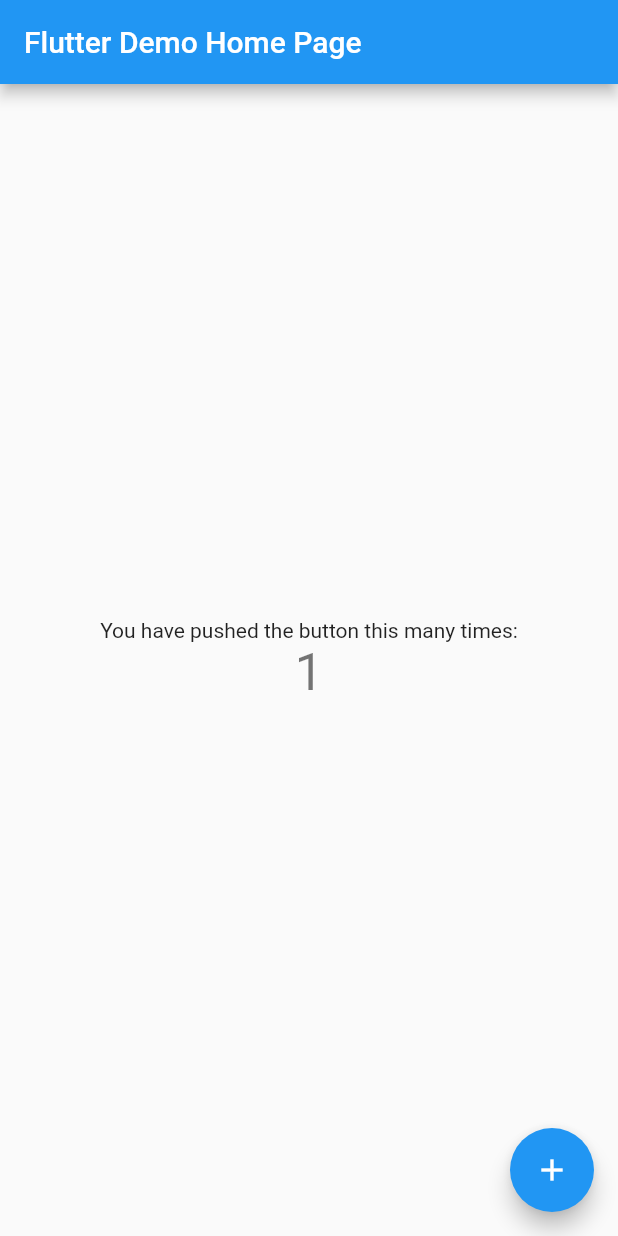
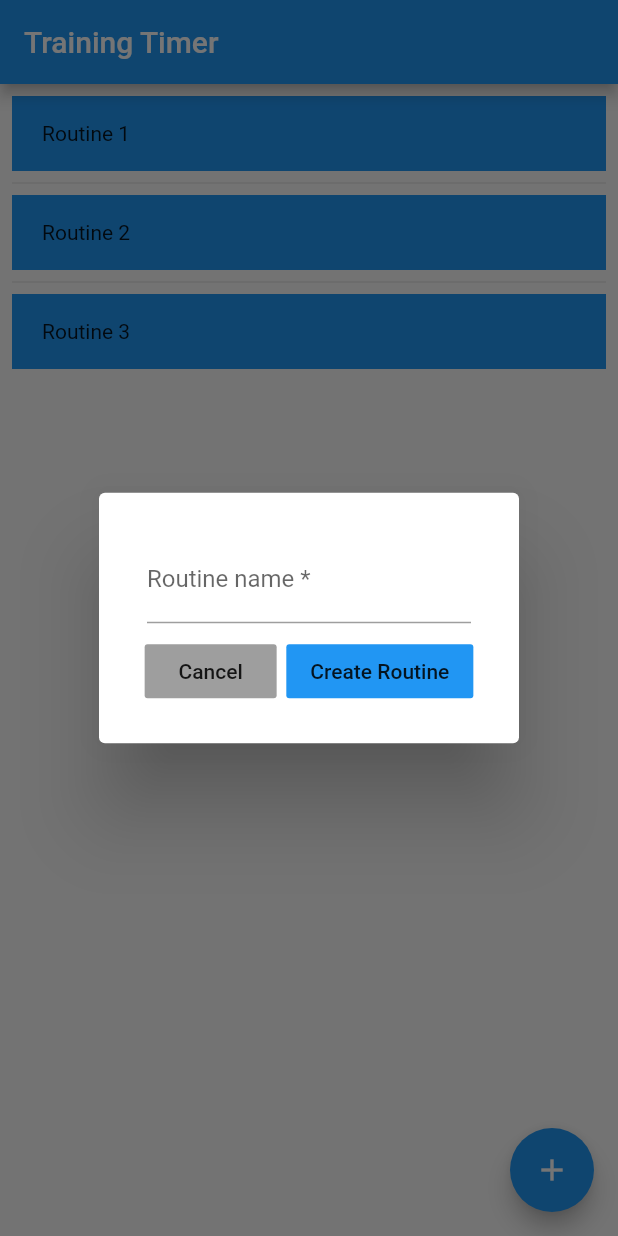
Before and after one commit to kianazig/Mobile-Development, a Flutter app: the MyHomePage screen opened directly, after a tap on the "add" icon, on a phone screen of 412 x 824 dp. Run offline on Flutter 3.47's test engine with Material 2 defaults, Android fonts, the phone set to English and light mode, and no system bars.

Commit message:
Created home page layout with pop-up form to add new routine.

```diff
--- a/hangboard_training_timer/lib/main.dart
+++ b/hangboard_training_timer/lib/main.dart
@@ -20,7 +20,7 @@
         // is not restarted.
         primarySwatch: Colors.blue,
       ),
-      home: MyHomePage(title: 'Flutter Demo Home Page'),
+      home: MyHomePage(title: 'Training Timer'),
     );
   }
 }
@@ -44,18 +44,8 @@
 }
 
 class _MyHomePageState extends State<MyHomePage> {
-  int _counter = 0;
-
-  void _incrementCounter() {
-    setState(() {
-      // This call to setState tells the Flutter framework that something has
-      // changed in this State, which causes it to rerun the build method below
-      // so that the display can reflect the updated values. If we changed
-      // _counter without calling setState(), then the build method would not be
-      // called again, and so nothing would appear to happen.
-      _counter++;
-    });
-  }
+  final _formKey = GlobalKey<FormState>();
+  final List<String> routines = <String>['Routine 1', 'Routine 2', 'Routine 3'];
 
   @override
   Widget build(BuildContext context) {
@@ -69,7 +59,7 @@
       appBar: AppBar(
         // Here we take the value from the MyHomePage object that was created by
         // the App.build method, and use it to set our appbar title.
-        title: Text(widget.title),
+        title: Text('Training Timer'),
       ),
       body: Center(
         // Center is a layout widget. It takes a single child and positions it
@@ -89,20 +79,85 @@
           // center the children vertically; the main axis here is the vertical
           // axis because Columns are vertical (the cross axis would be
           // horizontal).
-          mainAxisAlignment: MainAxisAlignment.center,
+          // TEST mainAxisAlignment: MainAxisAlignment.start,
           children: <Widget>[
-            Text(
-              'You have pushed the button this many times:',
-            ),
-            Text(
-              '$_counter',
-              style: Theme.of(context).textTheme.display1,
+            ListView.separated(
+                shrinkWrap: true,
+                padding: const EdgeInsets.all(8),
+                itemCount: routines.length,
+                itemBuilder: (BuildContext context, int index) {
+                  return Container(
+                    height: 50,
+                    color: Colors.blue,
+                    child: Container(
+                        alignment: Alignment.centerLeft,
+                        padding: const EdgeInsets.only(left: 20),
+                        child: Text(
+                          '${routines[index]}',
+                          textAlign: TextAlign.left,
+                        )),
+                  );
+                },
+              separatorBuilder: (BuildContext context, int index) => const Divider(),
             ),
           ],
         ),
       ),
       floatingActionButton: FloatingActionButton(
-        onPressed: _incrementCounter,
+        onPressed: () {
+          showDialog(
+              context: context,
+              builder: (BuildContext context) {
+                return AlertDialog(
+                    content: Form(
+                        key: _formKey,
+                        child: Column(
+                            mainAxisSize: MainAxisSize.min,
+                            children: <Widget>[
+                              Padding(
+                                padding: EdgeInsets.all(8.0),
+                                child: TextFormField(
+                                  decoration: InputDecoration(
+                                    labelText: 'Routine name *'
+                                  ),
+                                  validator: (value){
+                                    if(value.isEmpty){
+                                      return 'Please enter a name';
+                                    }
+                                    return null;
+                                  },
+                                ),
+                              ),
+                              Row(
+                                mainAxisAlignment:
+                                    MainAxisAlignment.spaceEvenly,
+                                children: <Widget>[
+                                  FlatButton(
+                                    color: Colors.grey,
+                                    onPressed: () {
+                                      Navigator.pop(context);
+                                    },
+                                    child: Text(
+                                      "Cancel",
+                                    ),
+                                  ),
+                                  FlatButton(
+                                    color: Colors.blue,
+                                    onPressed: () {
+                                      if (_formKey.currentState.validate()){
+                                        //TODO: Save Routine Name and go to edit routine page
+                                        Navigator.pop(context);
+                                      }
+                                    },
+                                    child: Text(
+                                      "Create Routine",
+                                    ),
+                                  ),
+                                ],
+                              )
+                            ])));
+              });
+        },
         tooltip: 'Increment',
         child: Icon(Icons.add),
       ), // This trailing comma makes auto-formatting nicer for build methods.
```
